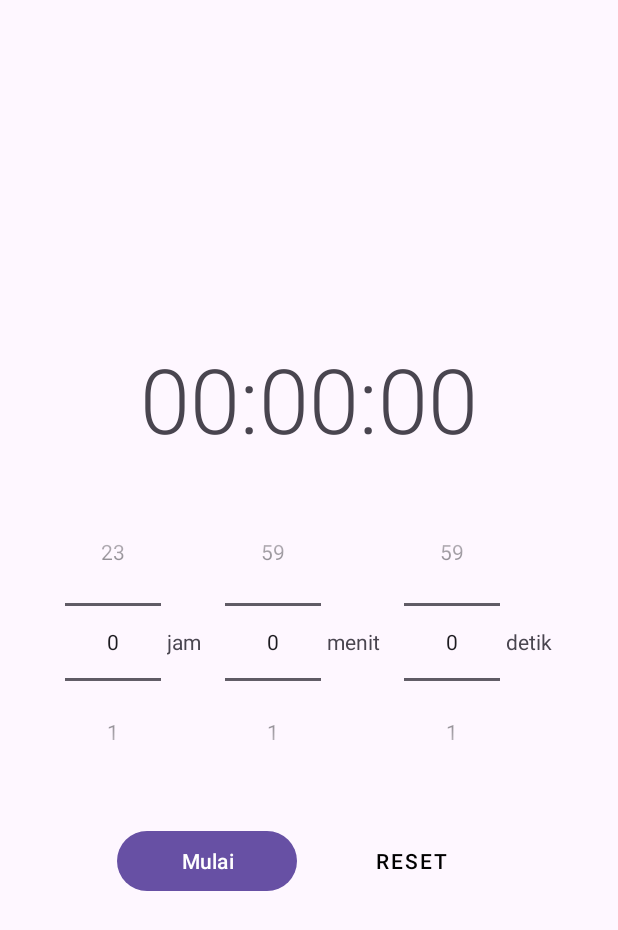
After one commit to AlIhsanAli/Resep_Makanan, an Android app: the TimerActivity screen opened directly, with no data from a screen before it, on a phone screen of 412 x 824 dp. The commit adds this screen. Shown: the top 930 px of the screen. Run offline under Robolectric (Android 15) with nearby library versions, the phone set to English and light mode, and no system bars.

Commit message:
Proyek TO

```diff
--- a/app/src/main/AndroidManifest.xml
+++ b/app/src/main/AndroidManifest.xml
@@ -1,6 +1,8 @@
 <?xml version="1.0" encoding="utf-8"?>
 <manifest xmlns:android="http://schemas.android.com/apk/res/android"
     xmlns:tools="http://schemas.android.com/tools">
+
+    <uses-permission android:name="android.permission.VIBRATE" />
 
     <application
         android:allowBackup="true"
@@ -17,7 +19,6 @@
             android:theme="@style/Theme.Resep_Makanan.NoActionBar">
             <intent-filter>
                 <action android:name="android.intent.action.MAIN" />
-
                 <category android:name="android.intent.category.LAUNCHER" />
             </intent-filter>
         </activity>
@@ -25,6 +26,9 @@
             android:name=".DetailActivity"
             android:parentActivityName=".MainActivity"
             android:theme="@style/Theme.Resep_Makanan.NoActionBar" />
+        <activity
+            android:name=".TimerActivity"
+            android:parentActivityName=".DetailActivity" />
     </application>
 
 </manifest>
--- /dev/null
+++ b/app/src/main/java/com/example/resep_makanan/TimerActivity.kt
@@ -0,0 +1,159 @@
+package com.example.resep_makanan
+
+import android.content.Context
+import android.media.RingtoneManager
+import android.os.Build
+import android.os.Bundle
+import android.os.CountDownTimer
+import android.os.VibrationEffect
+import android.os.Vibrator
+import android.view.View
+import android.widget.Button
+import android.widget.LinearLayout
+import android.widget.NumberPicker
+import android.widget.TextView
+import androidx.appcompat.app.AppCompatActivity
+import java.util.Locale
+
+class TimerActivity : AppCompatActivity() {
+
+    private var timer: CountDownTimer? = null
+    private var timeLeftInMillis: Long = 0
+    private var isTimerRunning = false
+
+    private lateinit var tvTimerDisplay: TextView
+    private lateinit var pickerContainer: LinearLayout
+    private lateinit var pickerHours: NumberPicker
+    private lateinit var pickerMinutes: NumberPicker
+    private lateinit var pickerSeconds: NumberPicker
+    private lateinit var btnStartPause: Button
+    private lateinit var btnReset: Button
+
+    override fun onCreate(savedInstanceState: Bundle?) {
+        super.onCreate(savedInstanceState)
+        setContentView(R.layout.activity_timer)
+
+        supportActionBar?.title = "Timer Memasak"
+        supportActionBar?.setDisplayHomeAsUpEnabled(true)
+
+        bindViews()
+        setupPickers()
+        setupButtons()
+    }
+
+    private fun bindViews() {
+        tvTimerDisplay = findViewById(R.id.tv_timer_display)
+        pickerContainer = findViewById(R.id.ll_picker_container)
+        pickerHours = findViewById(R.id.picker_hours)
+        pickerMinutes = findViewById(R.id.picker_minutes)
+        pickerSeconds = findViewById(R.id.picker_seconds)
+        btnStartPause = findViewById(R.id.btn_start_pause)
+        btnReset = findViewById(R.id.btn_reset)
+    }
+
+    private fun setupPickers() {
+        pickerHours.minValue = 0
+        pickerHours.maxValue = 23
+        pickerMinutes.minValue = 0
+        pickerMinutes.maxValue = 59
+        pickerSeconds.minValue = 0
+        pickerSeconds.maxValue = 59
+    }
+
+    private fun setupButtons() {
+        btnStartPause.setOnClickListener {
+            if (isTimerRunning) {
+                pauseTimer()
+            } else {
+                startTimer()
+            }
+        }
+
+        btnReset.setOnClickListener {
+            resetTimer()
+        }
+    }
+
+    private fun startTimer() {
+        val hours = pickerHours.value
+        val minutes = pickerMinutes.value
+        val seconds = pickerSeconds.value
+        val totalInMillis = (hours * 3600 + minutes * 60 + seconds) * 1000L
+
+        if (totalInMillis == 0L) return
+
+        timeLeftInMillis = totalInMillis
+
+        timer = object : CountDownTimer(timeLeftInMillis, 1000) {
+            override fun onTick(millisUntilFinished: Long) {
+                timeLeftInMillis = millisUntilFinished
+                updateTimerDisplay()
+            }
+
+            override fun onFinish() {
+                isTimerRunning = false
+                btnStartPause.text = "Mulai"
+                btnReset.visibility = View.VISIBLE
+                pickerContainer.visibility = View.VISIBLE
+                notifyFinished()
+            }
+        }.start()
+
+        isTimerRunning = true
+        btnStartPause.text = "Jeda"
+        btnReset.visibility = View.INVISIBLE
+        pickerContainer.visibility = View.INVISIBLE
+    }
+
+    private fun pauseTimer() {
+        timer?.cancel()
+        isTimerRunning = false
+        btnStartPause.text = "Lanjut"
+        btnReset.visibility = View.VISIBLE
+    }
+
+    private fun resetTimer() {
+        timer?.cancel()
+        timeLeftInMillis = 0
+        isTimerRunning = false
+        updateTimerDisplay()
+        btnStartPause.text = "Mulai"
+        btnStartPause.isEnabled = true
+        btnReset.visibility = View.VISIBLE
+        pickerContainer.visibility = View.VISIBLE
+    }
+
+    private fun updateTimerDisplay() {
+        val hours = (timeLeftInMillis / 1000) / 3600
+        val minutes = ((timeLeftInMillis / 1000) % 3600) / 60
+        val seconds = (timeLeftInMillis / 1000) % 60
+
+        val timeFormatted = String.format(Locale.getDefault(), "%02d:%02d:%02d", hours, minutes, seconds)
+        tvTimerDisplay.text = timeFormatted
+    }
+
+    private fun notifyFinished() {
+        try {
+            // Sound
+            val notification = RingtoneManager.getDefaultUri(RingtoneManager.TYPE_NOTIFICATION)
+            val r = RingtoneManager.getRingtone(applicationContext, notification)
+            r.play()
+
+            // Vibration
+            val v = getSystemService(Context.VIBRATOR_SERVICE) as Vibrator
+            if (Build.VERSION.SDK_INT >= Build.VERSION_CODES.O) {
+                v.vibrate(VibrationEffect.createOneShot(500, VibrationEffect.DEFAULT_AMPLITUDE))
+            } else {
+                @Suppress("DEPRECATION")
+                v.vibrate(500)
+            }
+        } catch (e: Exception) {
+            e.printStackTrace()
+        }
+    }
+
+    override fun onSupportNavigateUp(): Boolean {
+        onBackPressedDispatcher.onBackPressed()
+        return true
+    }
+}
--- /dev/null
+++ b/app/src/main/res/layout/activity_timer.xml
@@ -0,0 +1,84 @@
+<?xml version="1.0" encoding="utf-8"?>
+<LinearLayout xmlns:android="http://schemas.android.com/apk/res/android"
+    xmlns:tools="http://schemas.android.com/tools"
+    android:layout_width="match_parent"
+    android:layout_height="match_parent"
+    android:orientation="vertical"
+    android:gravity="center"
+    android:padding="24dp"
+    tools:context=".TimerActivity">
+
+    <TextView
+        android:id="@+id/tv_timer_display"
+        android:layout_width="wrap_content"
+        android:layout_height="wrap_content"
+        android:text="00:00:00"
+        android:textSize="60sp"
+        android:fontFamily="sans-serif-light"
+        android:layout_marginBottom="32dp"/>
+
+    <LinearLayout
+        android:id="@+id/ll_picker_container"
+        android:layout_width="wrap_content"
+        android:layout_height="wrap_content"
+        android:orientation="horizontal"
+        android:gravity="center">
+
+        <NumberPicker
+            android:id="@+id/picker_hours"
+            android:layout_width="wrap_content"
+            android:layout_height="wrap_content"/>
+        <TextView
+            android:layout_width="wrap_content"
+            android:layout_height="wrap_content"
+            android:text="jam"
+            android:layout_marginStart="4dp"
+            android:layout_marginEnd="16dp"/>
+
+        <NumberPicker
+            android:id="@+id/picker_minutes"
+            android:layout_width="wrap_content"
+            android:layout_height="wrap_content"/>
+        <TextView
+            android:layout_width="wrap_content"
+            android:layout_height="wrap_content"
+            android:text="menit"
+            android:layout_marginStart="4dp"
+            android:layout_marginEnd="16dp"/>
+
+        <NumberPicker
+            android:id="@+id/picker_seconds"
+            android:layout_width="wrap_content"
+            android:layout_height="wrap_content"/>
+        <TextView
+            android:layout_width="wrap_content"
+            android:layout_height="wrap_content"
+            android:text="detik"
+            android:layout_marginStart="4dp"/>
+
+    </LinearLayout>
+
+    <LinearLayout
+        android:layout_width="wrap_content"
+        android:layout_height="wrap_content"
+        android:layout_marginTop="32dp"
+        android:orientation="horizontal">
+
+        <Button
+            android:id="@+id/btn_start_pause"
+            android:layout_width="120dp"
+            android:layout_height="wrap_content"
+            android:text="Mulai" />
+
+        <Button
+            android:id="@+id/btn_reset"
+            style="@style/Widget.MaterialComponents.Button.TextButton"
+            android:layout_width="120dp"
+            android:layout_height="wrap_content"
+            android:layout_marginStart="16dp"
+            android:text="Reset"
+            android:textColor="@color/black"/>
+
+    </LinearLayout>
+
+</LinearLayout>
```
Also changed, not shown: app/src/main/java/com/example/resep_makanan/DetailActivity.kt (+11 -2 lines), app/src/main/res/layout/activity_detail.xml (+12 -0 lines).
